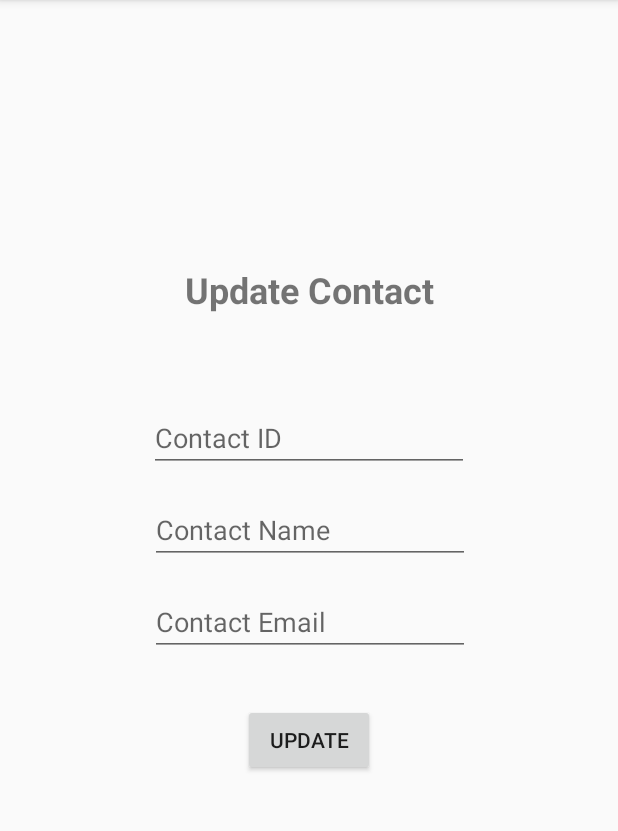
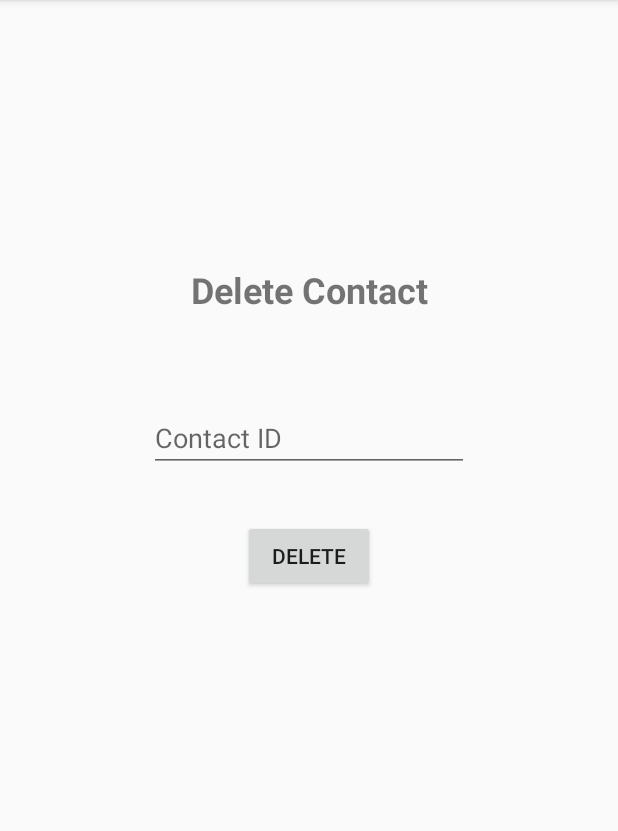
Before and after one commit to tawazlwb/SQLiteApplication, an Android app: the fragment DeleteContactFragment placed in its activity, on a phone screen of 412 x 824 dp, the part 84-915 px from its top. Run offline under Robolectric (Android 15) with nearby library versions, the phone set to English and light mode, and no system bars.

Commit message:
SharedPrefApp, SQLiteOpenHelper deleting

```diff
--- a/app/src/main/java/com/ikheiry/sqliteapplication/MainActivity.java
+++ b/app/src/main/java/com/ikheiry/sqliteapplication/MainActivity.java
@@ -4,9 +4,10 @@ import android.support.v7.app.AppCompatActivity;
 import android.os.Bundle;
 
 import com.ikheiry.sqliteapplication.fragment.AddContactFragment;
+import com.ikheiry.sqliteapplication.fragment.DeleteContactFragment;
 import com.ikheiry.sqliteapplication.fragment.HomeFragment;
 import com.ikheiry.sqliteapplication.fragment.ReadContactFragment;
-import com.ikheiry.sqliteapplication.fragment.UpdateFragment;
+import com.ikheiry.sqliteapplication.fragment.UpdateContactFragment;
 
 public class MainActivity extends AppCompatActivity implements HomeFragment.OnDbOPListener{
 
@@ -42,7 +43,13 @@ public class MainActivity extends AppCompatActivity implements HomeFragment.OnDb
                 break;
             case 2:
                 getSupportFragmentManager().beginTransaction()
-                        .replace(R.id.fragment_container, new UpdateFragment())
+                        .replace(R.id.fragment_container, new UpdateContactFragment())
+                        .addToBackStack(null)
+                        .commit();
+                break;
+            case 3:
+                getSupportFragmentManager().beginTransaction()
+                        .replace(R.id.fragment_container, new DeleteContactFragment())
                         .addToBackStack(null)
                         .commit();
                 break;
--- a/app/src/main/java/com/ikheiry/sqliteapplication/fragment/UpdateFragment.java
+++ b/app/src/main/java/com/ikheiry/sqliteapplication/fragment/DeleteContactFragment.java
@@ -17,12 +17,12 @@ import com.ikheiry.sqliteapplication.db.ContactDbHelper;
 /**
  * A simple {@link Fragment} subclass.
  */
-public class UpdateFragment extends Fragment {
+public class DeleteContactFragment extends Fragment {
 
-    private EditText txt_id, txt_name, txt_email;
-    private Button bnUpdate;
+    private EditText txt_id;
+    private Button bnDelete;
 
-    public UpdateFragment() {
+    public DeleteContactFragment() {
         // Required empty public constructor
     }
 
@@ -31,37 +31,31 @@ public class UpdateFragment extends Fragment {
     public View onCreateView(LayoutInflater inflater, ViewGroup container,
                              Bundle savedInstanceState) {
         // Inflate the layout for this fragment
-        View view = inflater.inflate(R.layout.fragment_update, container, false);
+        View view = inflater.inflate(R.layout.fragment_delete_contact, container, false);
 
-        txt_id = view.findViewById(R.id.txt_update_id);
-        txt_name = view.findViewById(R.id.txt_update_name);
-        txt_email = view.findViewById(R.id.txt_update_email);
-        bnUpdate = view.findViewById(R.id.bn_update);
+        txt_id = view.findViewById(R.id.txt_delete_id);
+        bnDelete = view.findViewById(R.id.bn_delete);
 
-        bnUpdate.setOnClickListener(new View.OnClickListener() {
+        bnDelete.setOnClickListener(new View.OnClickListener() {
             @Override
             public void onClick(View view) {
-                updateContact();
+                deleteContact();
             }
         });
 
         return view;
     }
 
-    private void updateContact(){
+    private void deleteContact(){
         String id = txt_id.getText().toString();
-        String name = txt_name.getText().toString();
-        String email = txt_email.getText().toString();
 
         ContactDbHelper dbHelper = new ContactDbHelper(getActivity());
         SQLiteDatabase database = dbHelper.getWritableDatabase();
-        dbHelper.updateContact(Integer.parseInt(id), name, email, database);
+        dbHelper.deleteContact(Integer.parseInt(id), database);
         dbHelper.close();
-        Toast.makeText(getActivity(), "Contact updated...", Toast.LENGTH_SHORT).show();
 
         txt_id.setText("");
-        txt_name.setText("");
-        txt_email.setText("");
+        Toast.makeText(getActivity(), "Contact deleted successfully...", Toast.LENGTH_SHORT).show();
     }
 
 }
--- a/app/src/main/java/com/ikheiry/sqliteapplication/fragment/HomeFragment.java
+++ b/app/src/main/java/com/ikheiry/sqliteapplication/fragment/HomeFragment.java
@@ -40,6 +40,9 @@ public class HomeFragment extends Fragment implements View.OnClickListener{
         bnUpdate = view.findViewById(R.id.update_contact);
         bnUpdate.setOnClickListener(this);
 
+        bnDelete = view.findViewById(R.id.delete_contact);
+        bnDelete.setOnClickListener(this);
+
         return view;
     }
 
@@ -54,6 +57,9 @@ public class HomeFragment extends Fragment implements View.OnClickListener{
                 break;
             case R.id.update_contact:
                 dbOPListener.onDbOpPerfomed(2);
+                break;
+            case R.id.delete_contact:
+                dbOPListener.onDbOpPerfomed(3);
                 break;
         }
     }
--- a/app/src/main/res/layout/fragment_update.xml
+++ b/app/src/main/res/layout/fragment_delete_contact.xml
@@ -5,7 +5,7 @@
     xmlns:tools="http://schemas.android.com/tools"
     android:layout_width="match_parent"
     android:layout_height="match_parent"
-    tools:context=".fragment.UpdateFragment">
+    tools:context=".fragment.DeleteContactFragment">
 
     <TextView
         android:id="@+id/textView"
@@ -14,7 +14,7 @@
         android:layout_marginEnd="8dp"
         android:layout_marginStart="8dp"
         android:layout_marginTop="32dp"
-        android:text="Update Contact"
+        android:text="Delete Contact"
         android:textAlignment="center"
         android:textSize="24sp"
         android:textStyle="bold"
@@ -24,7 +24,7 @@
         app:layout_constraintTop_toTopOf="parent" />
 
     <EditText
-        android:id="@+id/txt_update_id"
+        android:id="@+id/txt_delete_id"
         android:layout_width="wrap_content"
         android:layout_height="wrap_content"
         android:layout_marginEnd="8dp"
@@ -37,47 +37,17 @@
         app:layout_constraintStart_toStartOf="parent"
         app:layout_constraintTop_toBottomOf="@+id/textView" />
 
-    <EditText
-        android:id="@+id/txt_update_name"
-        android:layout_width="wrap_content"
-        android:layout_height="wrap_content"
-        android:layout_marginEnd="8dp"
-        android:layout_marginStart="8dp"
-        android:layout_marginTop="16dp"
-        android:ems="10"
-        android:hint="Contact Name"
-        android:inputType="textPersonName"
-        app:layout_constraintEnd_toEndOf="parent"
-        app:layout_constraintHorizontal_bias="0.503"
-        app:layout_constraintStart_toStartOf="parent"
-        app:layout_constraintTop_toBottomOf="@+id/txt_update_id" />
-
-    <EditText
-        android:id="@+id/txt_update_email"
-        android:layout_width="wrap_content"
-        android:layout_height="wrap_content"
-        android:layout_marginEnd="8dp"
-        android:layout_marginStart="8dp"
-        android:layout_marginTop="16dp"
-        android:ems="10"
-        android:hint="Contact Email"
-        android:inputType="textEmailAddress"
-        app:layout_constraintEnd_toEndOf="parent"
-        app:layout_constraintHorizontal_bias="0.503"
-        app:layout_constraintStart_toStartOf="parent"
-        app:layout_constraintTop_toBottomOf="@+id/txt_update_name" />
-
     <Button
-        android:id="@+id/bn_update"
+        android:id="@+id/bn_delete"
         android:layout_width="wrap_content"
         android:layout_height="wrap_content"
         android:layout_marginEnd="8dp"
         android:layout_marginStart="8dp"
         android:layout_marginTop="32dp"
-        android:text="Update"
+        android:text="Delete"
         app:layout_constraintEnd_toEndOf="parent"
         app:layout_constraintHorizontal_bias="0.5"
         app:layout_constraintStart_toStartOf="parent"
-        app:layout_constraintTop_toBottomOf="@+id/txt_update_email" />
+        app:layout_constraintTop_toBottomOf="@+id/txt_delete_id" />
 
 </android.support.constraint.ConstraintLayout>
```
Also changed, not shown: app/src/main/java/com/ikheiry/sqliteapplication/db/ContactDbHelper.java (+8 -0 lines), app/src/main/java/com/ikheiry/sqliteapplication/fragment/UpdateContactFragment.java (added, +67 -0 lines), app/src/main/res/layout/fragment_update_contact.xml (added, +83 -0 lines).
